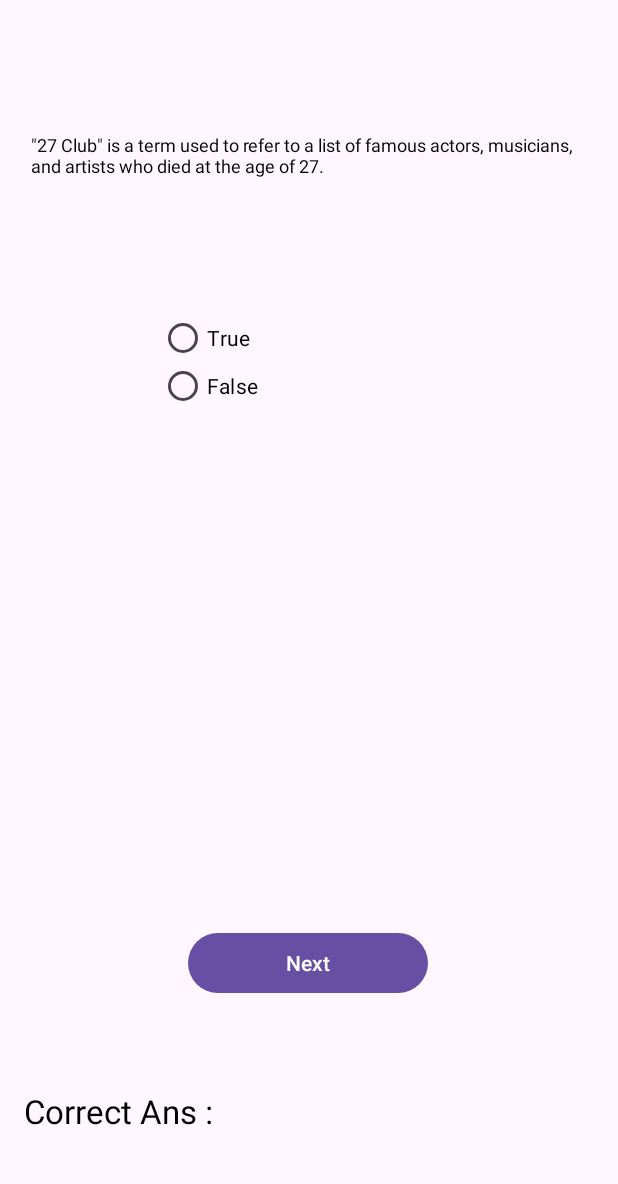
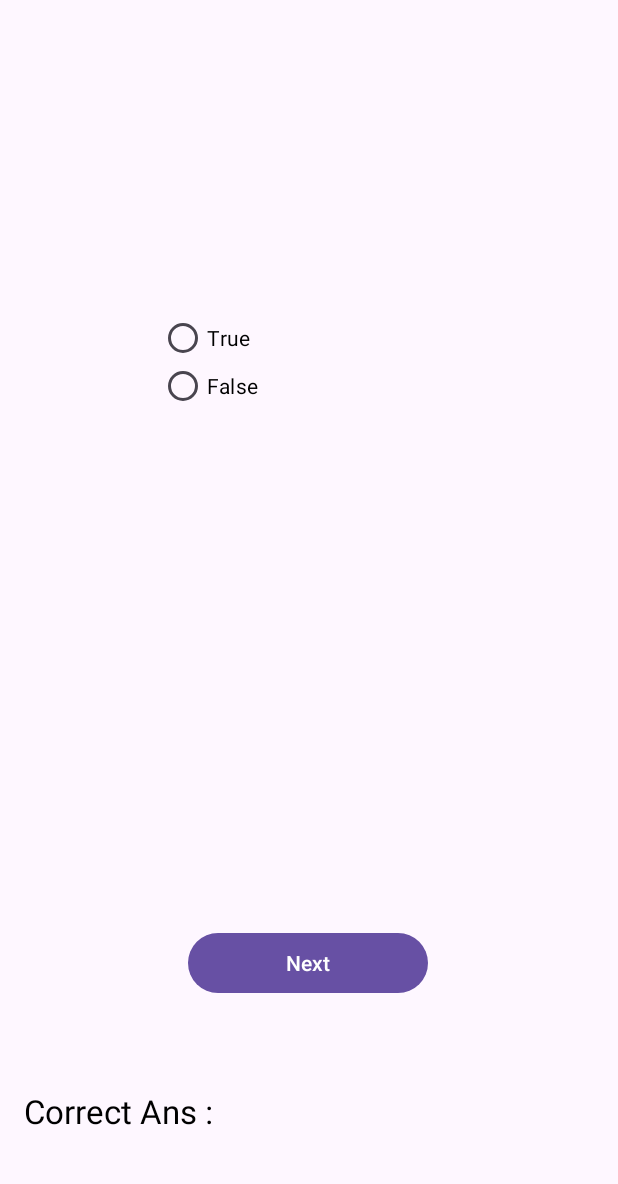
Before and after one commit to vasantha26/QuizApp, an Android app: the PlayActivity screen opened directly, with no data from a screen before it, on a phone screen of 412 x 824 dp, the part 39-1223 px from its top. Run offline under Robolectric (Android 15) with nearby library versions, the phone set to English and light mode, and no system bars; our stand-ins replace Room's generated code.

```diff
--- a/app/src/main/java/com/example/quizapp/AppDatabase.kt
+++ b/app/src/main/java/com/example/quizapp/AppDatabase.kt
@@ -9,12 +9,12 @@ import androidx.sqlite.db.SupportSQLiteDatabase
 import kotlin.concurrent.Volatile
 
 
-@Database(entities = [Result::class], version = 5)
+@Database(entities = [Result::class], version = 6)
 abstract class AppDatabase : RoomDatabase() {
     abstract fun questionDao(): QuestionDao
 
     companion object {
-        private const val DATABASE_NAME = "Cat"
+        private const val DATABASE_NAME = "Quiz_Table"
 
         @Volatile
         private var INSTANCE: AppDatabase? = null
--- a/app/src/main/java/com/example/quizapp/PlayActivity.kt
+++ b/app/src/main/java/com/example/quizapp/PlayActivity.kt
@@ -33,7 +33,6 @@ class PlayActivity : AppCompatActivity() {
 
 
     companion object {
-        var i = 1
         var result = 0
         var totalQues = 0
 
@@ -72,10 +71,10 @@ class PlayActivity : AppCompatActivity() {
 
         questionsList = viewModel.getAllQuizesResponse()
         GlobalScope.launch {
-            if (questionsList != null) {
+            if (questionsList != null && questionsList?.isNotEmpty() == true) {
                 GlobalScope.launch(Dispatchers.Main) {
                     questionsText?.text =
-                        applicationContext.getString(R.string.Ques) + 1 + questionsList!![0].question
+                        applicationContext.getString(R.string.Ques) + 1  + " : "  +  questionsList!![0].question
 
 
                     if (questionsList!![0].correctAnswer != null && questionsList!![0].incorrectAnswers.toString() != null){
@@ -96,7 +95,7 @@ class PlayActivity : AppCompatActivity() {
 
 
 
-
+        var i = 1
 
         nextButton?.setOnClickListener {
 
@@ -105,7 +104,9 @@ class PlayActivity : AppCompatActivity() {
             if (selection != -1) {
                 val radioButton = selection?.let { it1 -> findViewById<View>(it1) } as RadioButton
 
+                if (questionsList?.isNotEmpty() == true) {
                     questionsList.let {
+
 
                         if (i < it?.size!!) {
                             totalQues = it.size
@@ -117,15 +118,16 @@ class PlayActivity : AppCompatActivity() {
 
                             }
 
-                        questionsText?.text = applicationContext.getString(R.string.Ques) + { i + 1 } + questionsList!![0].question
+                            questionsText?.text =
+                                applicationContext.getString(R.string.Ques) + { i + 1 } + " : " + questionsList!![0].question
 
 
 
 
-                        if (questionsList!![0].correctAnswer != null && questionsList!![0].incorrectAnswers.toString() != null){
+                            if (questionsList!![0].correctAnswer != null && questionsList!![0].incorrectAnswers.toString() != null) {
                                 trueButton?.text = questionsList!![0].correctAnswer
                                 falseButton?.text = questionsList!![0].incorrectAnswers.toString()
-                        }else {
+                            } else {
                                 trueButton?.text = applicationContext.getString(R.string.t)
                                 falseButton?.text = applicationContext.getString(R.string.f)
 
@@ -140,6 +142,7 @@ class PlayActivity : AppCompatActivity() {
                             i++
 
                         } else {
+
 
                             if (radioButton.text.toString() == it[i - 1].correctAnswer) {
                                 result++
@@ -169,6 +172,7 @@ class PlayActivity : AppCompatActivity() {
                             finish()
                         }
                     }
+                }
             } else {
                 Toast.makeText(
                     this,
--- a/app/src/main/res/layout/answer_items.xml
+++ b/app/src/main/res/layout/answer_items.xml
@@ -42,7 +42,7 @@
         android:layout_width="371dp"
         android:layout_height="55dp"
         android:layout_marginTop="88dp"
-        android:text="@string/quot_27_club_quot_is_a_term_used_to_refer_to_a_list_of_famous_actors_musicians_and_artists_who_died_at_the_age_of_27"
+        android:text=""
         android:textColor="@color/black"
         android:textSize="12sp"
         app:layout_constraintEnd_toEndOf="parent"
```
Also changed, not shown: app/src/main/java/com/example/quizapp/MainActivity.kt (+8 -4 lines). Lines whose indentation alone changed are shown as unchanged.
